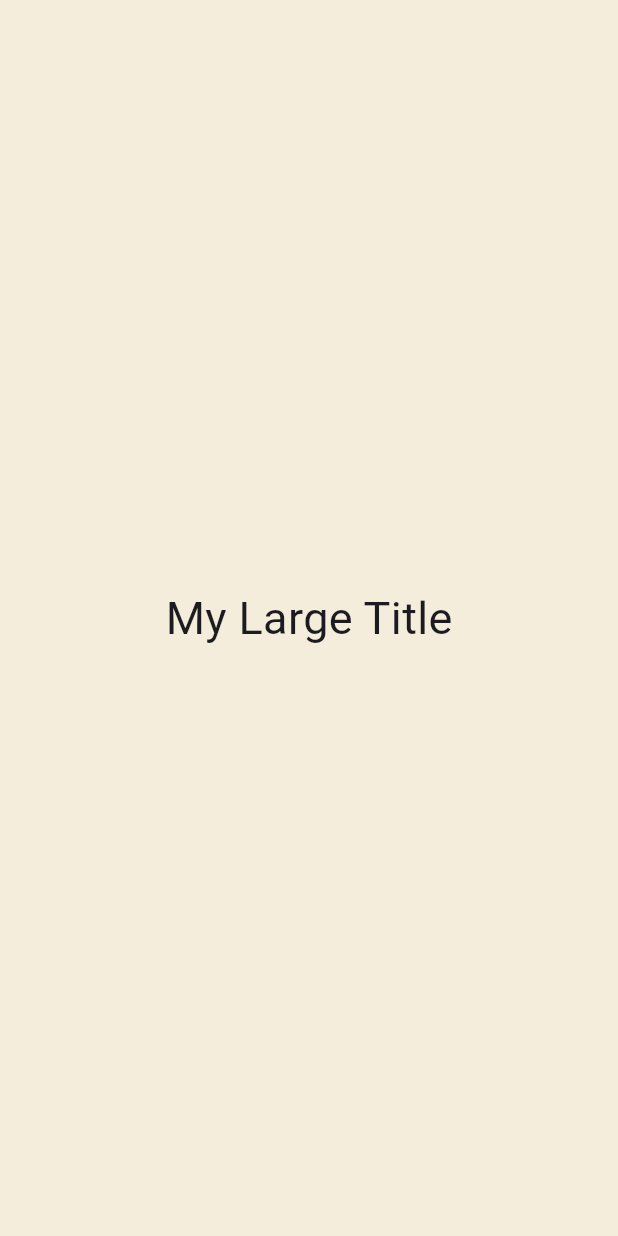
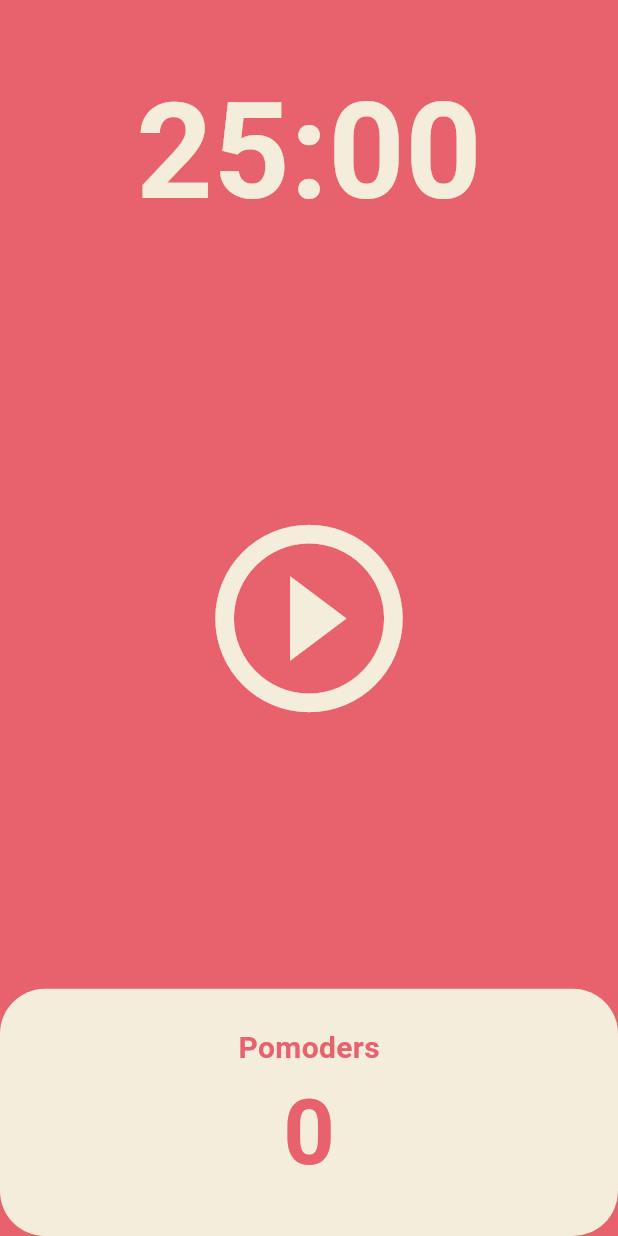
Before and after one commit to kairosdumble/flutterApp2, a Flutter app: the screen it shows after launch, on a phone screen of 412 x 824 dp. Run offline on Flutter 3.47's test engine with Material 3 defaults, Android fonts, the phone set to English and light mode, and no system bars.

Commit message:
Nicolas class patomoto app clear

```diff
--- a/stateful/lib/main.dart
+++ b/stateful/lib/main.dart
@@ -1,53 +1,28 @@
 import 'package:flutter/material.dart';
+import 'package:stateful/screens/home_screen.dart';
 
 void main() {
   runApp(const MyApp());
 }
 
-class MyApp extends StatefulWidget {
-  //restore Wiget Data and UI.
+class MyApp extends StatelessWidget {
   const MyApp({super.key});
 
-  @override
-  State<MyApp> createState() => _MyAppState();
-}
-
-class _MyAppState extends State<MyApp> {
   @override
   Widget build(BuildContext context) {
     return MaterialApp(
       theme: ThemeData(
+        colorScheme: ColorScheme.fromSwatch(
+          backgroundColor: const Color(0xFFE7626C),
+        ),
         textTheme: const TextTheme(
-          titleLarge: TextStyle(color: Colors.red),
-        ),
-      ),
-      home: const Scaffold(
-        backgroundColor: Color(0xFFF4EDDB),
-        body: Center(
-          child: Column(
-            mainAxisAlignment: MainAxisAlignment.center,
-            children: [
-              MyLargeTitle(),
-            ],
+          displayLarge: TextStyle(
+            color: Color(0xFF232B55),
           ),
         ),
+        cardColor: const Color(0xFFF4EDDB),
       ),
+      home: const HomeScreen(),
     );
   }
 }
-
-class MyLargeTitle extends StatelessWidget {
-  const MyLargeTitle({
-    Key? key,
-  }) : super(key: key);
-
-  @override
-  Widget build(BuildContext context) {
-    return const Text(
-      'My Large Title',
-      style: TextStyle(
-        fontSize: 30,
-      ),
-    );
-  }
-}
--- /dev/null
+++ b/stateful/lib/screens/home_screen.dart
@@ -0,0 +1,125 @@
+import 'dart:async';
+import 'package:flutter/material.dart';
+
+class HomeScreen extends StatefulWidget {
+  const HomeScreen({super.key});
+
+  @override
+  State<HomeScreen> createState() => _HomeScreenState();
+}
+
+class _HomeScreenState extends State<HomeScreen> {
+  static const twentyFiveMinutes = 1500;
+  int totalSeconds = twentyFiveMinutes;
+  late Timer timer;
+  bool isRunning = false;
+  int totalPomodoros = 0;
+
+  void onTick(Timer timer) {
+    if (totalSeconds == 0) {
+      setState(() {
+        totalPomodoros = totalPomodoros + 1;
+        isRunning = false;
+        totalSeconds = twentyFiveMinutes;
+      });
+      timer.cancel();
+    } else {
+      setState(() {
+        totalSeconds = totalSeconds - 1;
+      });
+    }
+  }
+
+  void onStartPressed() {
+    timer = Timer.periodic(const Duration(seconds: 1), onTick);
+    setState(() {
+      isRunning = true;
+    });
+  }
+
+  void onPausePressed() {
+    timer.cancel();
+    setState(() {
+      isRunning = false;
+    });
+  }
+
+  String format(int seconds) {
+    var duration = Duration(seconds: seconds);
+
+    return duration.toString().split(".").first.substring(2, 7);
+  }
+
+  @override
+  Widget build(BuildContext context) {
+    return Scaffold(
+      backgroundColor: Theme.of(context).colorScheme.background,
+      body: Column(
+        children: [
+          Flexible(
+            flex: 1,
+            child: Container(
+              alignment: Alignment.bottomCenter,
+              child: Text(
+                format(totalSeconds),
+                style: TextStyle(
+                    color: Theme.of(context).cardColor,
+                    fontSize: 89,
+                    fontWeight: FontWeight.w600),
+              ),
+            ),
+          ),
+          Flexible(
+            flex: 3,
+            child: Center(
+              child: IconButton(
+                iconSize: 150,
+                color: Theme.of(context).cardColor,
+                onPressed: isRunning ? onPausePressed : onStartPressed,
+                icon: Icon(isRunning
+                    ? Icons.pause_circle_outline
+                    : Icons.play_circle_outline),
+              ),
+            ),
+          ),
+          Flexible(
+            flex: 1,
+            child: Row(
+              children: [
+                Expanded(
+                  child: Container(
+                    decoration: BoxDecoration(
+                      color: Theme.of(context).cardColor,
+                      borderRadius: BorderRadius.circular(30),
+                    ),
+                    child: Column(
+                      mainAxisAlignment: MainAxisAlignment.center,
+                      children: [
+                        Text(
+                          "Pomoders",
+                          style: TextStyle(
+                            fontSize: 20,
+                            fontWeight: FontWeight.w600,
+                            color: Theme.of(context).colorScheme.background,
+                          ),
+                        ),
+                        Text(
+                          "$totalPomodoros",
+                          style: TextStyle(
+                            fontSize: 60,
+                            fontWeight: FontWeight.w600,
+                            color: Theme.of(context).colorScheme.background,
+                          ),
+                        ),
+                      ],
+                    ),
+                  ),
+                ),
+              ],
+            ),
+          ),
+        ],
+      ),
+    );
+  }
+}
```
